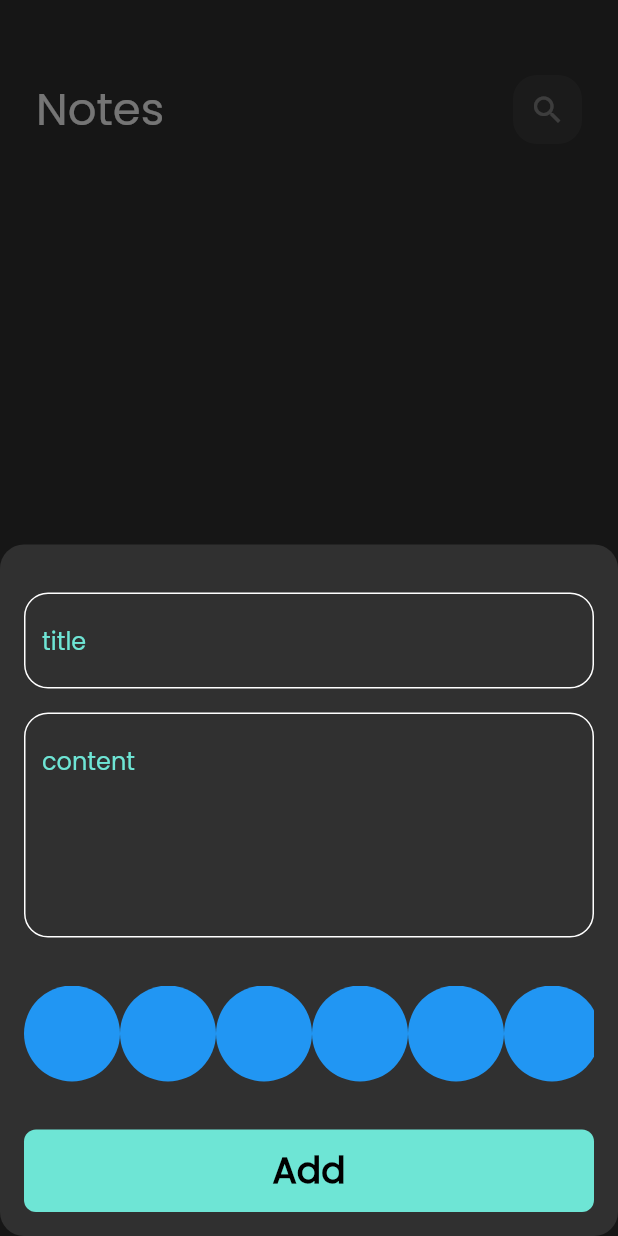
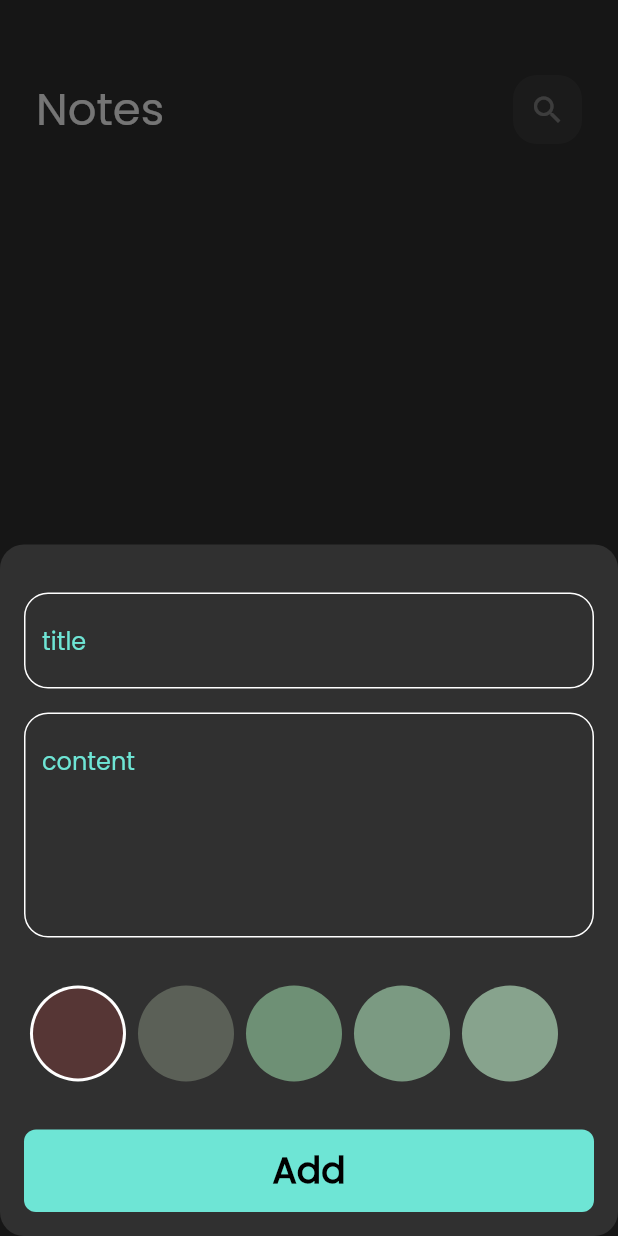
Before and after one commit to sroooooor60/notes_app, a Flutter app: the screen it shows after launch, after a tap on the "add" icon, on a phone screen of 412 x 824 dp. Run offline on Flutter 3.47's test engine with Material 3 defaults, Android fonts, the phone set to English and light mode, and no system bars; our stand-ins replace flutter_bloc, font_awesome_flutter, hive, hive_flutter; accounts and stored records are empty.

Commit message:
creat colors ListView

```diff
--- a/lib/widgets/color_list_view.dart
+++ b/lib/widgets/color_list_view.dart
@@ -1,19 +1,47 @@
 import 'package:flutter/material.dart';
 
 class ColorItem extends StatelessWidget {
-  const ColorItem({super.key});
+  const ColorItem({super.key, required this.isActive, required this.color});
+
+  final bool isActive;
+
+  final Color color;
 
   @override
   Widget build(BuildContext context) {
-    return const CircleAvatar(
-      backgroundColor: Colors.blue,
-      radius: 32,
-    );
+    return isActive
+        ? CircleAvatar(
+            backgroundColor: Colors.white,
+            radius: 32,
+            child: CircleAvatar(
+              backgroundColor: color,
+              radius: 30,
+            ),
+          )
+        : CircleAvatar(
+            backgroundColor: color,
+            radius: 32,
+          );
   }
 }
 
-class ColorsListView extends StatelessWidget {
+class ColorsListView extends StatefulWidget {
   const ColorsListView({super.key});
+
+  @override
+  State<ColorsListView> createState() => _ColorsListViewState();
+}
+
+class _ColorsListViewState extends State<ColorsListView> {
+  int currentIndex = 0;
+
+  List<Color> colors = const [
+    Color(0xff563635),
+    Color(0xff5B6057),
+    Color(0xff6E9075),
+    Color(0xff7B9A82),
+    Color(0xff87A38D),
+  ];
 
   @override
   Widget build(BuildContext context) {
@@ -21,9 +49,21 @@ class ColorsListView extends StatelessWidget {
       height: 32 * 2,
       child: ListView.builder(
         scrollDirection: Axis.horizontal,
-        itemCount: 10,
+        itemCount: colors.length,
         itemBuilder: (context, index) {
-          return ColorItem();
+          return Padding(
+            padding: EdgeInsets.symmetric(horizontal: 4),
+            child: GestureDetector(
+              onTap: () {
+                currentIndex = index;
+                setState(() {});
+              },
+              child: ColorItem(
+                color: colors[index],
+                isActive: currentIndex == index,
+              ),
+            ),
+          );
         },
       ),
     );
```
